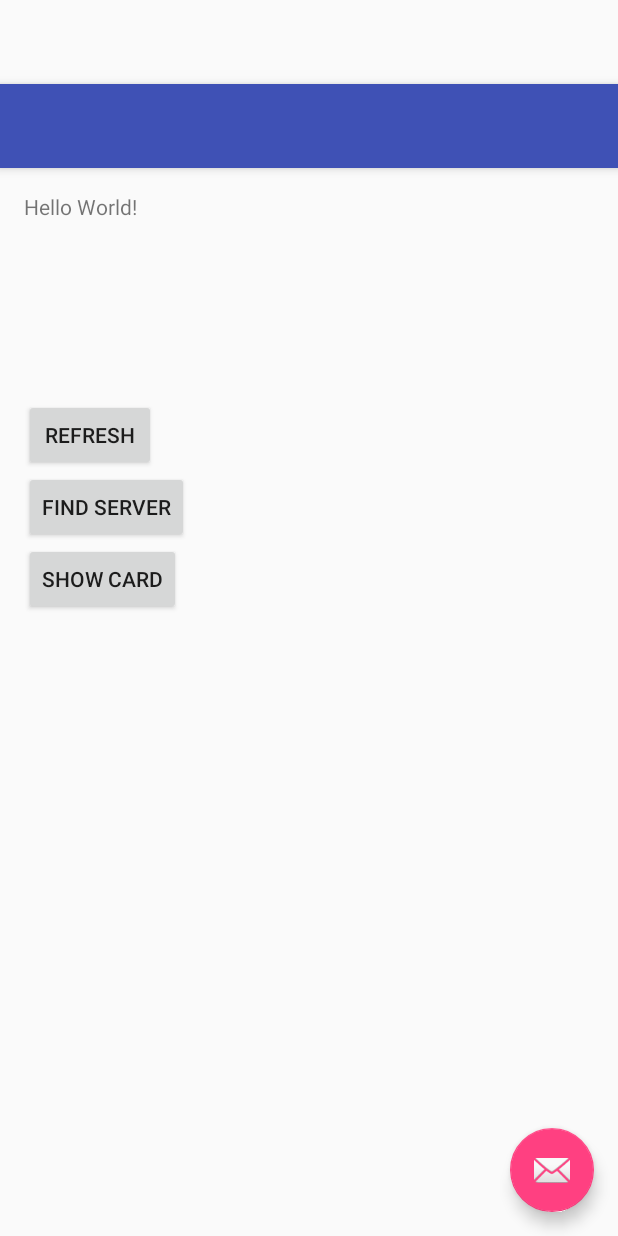
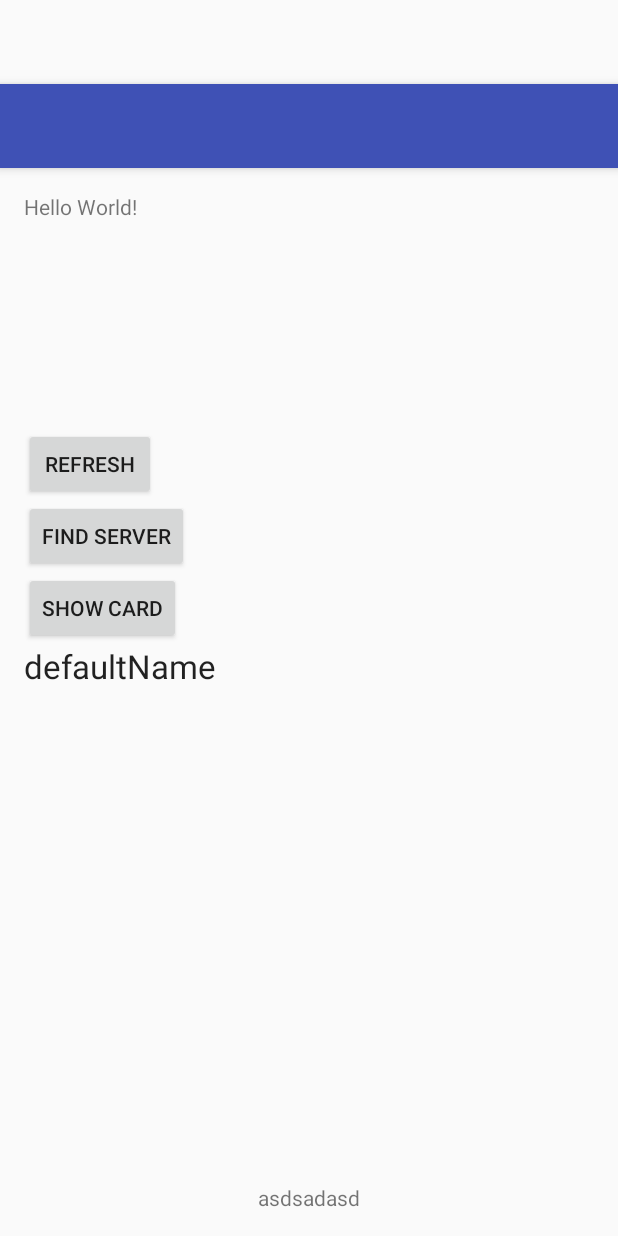
Before and after one commit to Hakiko/Ktulu, an Android app: the layout activity_main.xml on its own in the app's theme, with its tools: preview values and no code run, on a phone screen of 412 x 824 dp. Run offline under Robolectric (Android 15) with nearby library versions, the phone set to English and light mode, and no system bars.

Commit message:
Name and ChangeNameDialog

```diff
--- a/app/src/main/res/layout/activity_main.xml
+++ b/app/src/main/res/layout/activity_main.xml
@@ -17,9 +17,4 @@
 
     <include layout="@layout/content_main" />
 
-    <android.support.design.widget.FloatingActionButton android:id="@+id/fab"
-        android:layout_width="wrap_content" android:layout_height="wrap_content"
-        android:layout_gravity="bottom|end" android:layout_margin="@dimen/fab_margin"
-        android:src="@android:drawable/ic_dialog_email" />
-
 </android.support.design.widget.CoordinatorLayout>
--- a/app/src/main/res/layout/content_main.xml
+++ b/app/src/main/res/layout/content_main.xml
@@ -9,14 +9,14 @@
     app:layout_behavior="@string/appbar_scrolling_view_behavior"
     tools:showIn="@layout/activity_main" tools:context=".MainActivity">
 
-    <TextView android:text="Hello World!" android:layout_width="wrap_content"
-        android:layout_height="wrap_content"
-        android:id="@+id/ip" />
-
     <LinearLayout
         android:orientation="vertical"
         android:layout_width="match_parent"
         android:layout_height="match_parent">
+
+        <TextView android:text="Hello World!" android:layout_width="wrap_content"
+            android:layout_height="wrap_content"
+            android:id="@+id/ip" />
 
         <Button
             android:layout_width="wrap_content"
@@ -44,5 +44,24 @@
             android:layout_marginEnd="55dp"
             android:layout_below="@+id/refreshButton" />
 
+        <TextView
+            android:layout_width="wrap_content"
+            android:layout_height="wrap_content"
+            android:textAppearance="?android:attr/textAppearanceLarge"
+            android:text="defaultName"
+            android:id="@+id/name" />
+
+        <TextView
+            android:layout_width="match_parent"
+            android:layout_height="match_parent"
+            android:textAppearance="?android:attr/textAppearanceSmall"
+            android:id="@+id/version"
+            android:layout_gravity="center_horizontal"
+            android:layout_alignParentTop="true"
+            android:layout_centerHorizontal="true"
+            android:gravity="bottom|center_horizontal"
+            android:text="asdsadasd" />
+
     </LinearLayout>
+
 </RelativeLayout>
--- a/app/src/main/res/menu/menu_main.xml
+++ b/app/src/main/res/menu/menu_main.xml
@@ -1,6 +1,6 @@
 <menu xmlns:android="http://schemas.android.com/apk/res/android"
     xmlns:app="http://schemas.android.com/apk/res-auto"
     xmlns:tools="http://schemas.android.com/tools" tools:context=".MainActivity">
-    <item android:id="@+id/action_settings" android:title="@string/action_settings"
+    <item android:id="@+id/action_change_name" android:title="@string/action_change_name"
         android:orderInCategory="100" app:showAsAction="never" />
 </menu>
```
Also changed, not shown: app/src/main/java/com/starsep/ktulu/ChangeNameDialog.java (added, +41 -0 lines), app/src/main/java/com/starsep/ktulu/MainActivity.java (+30 -14 lines), app/src/main/res/values/strings.xml (+5 -4 lines).
